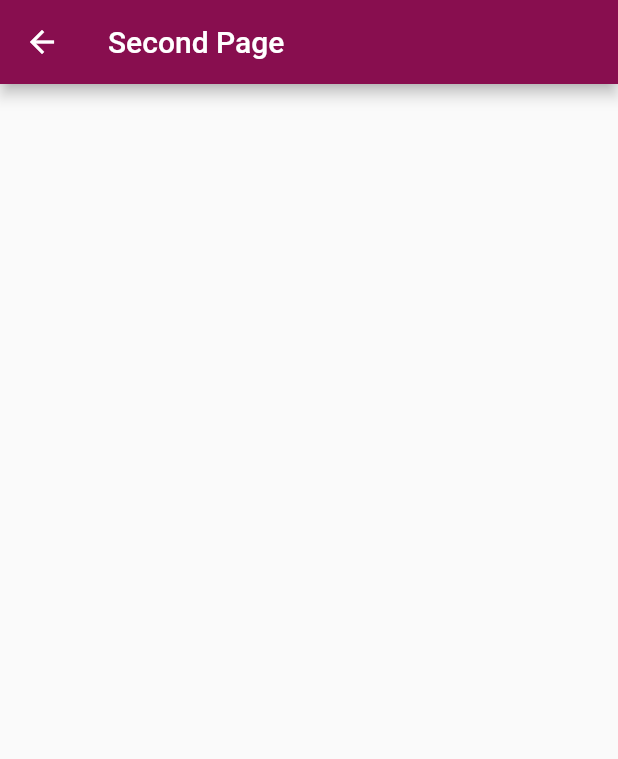
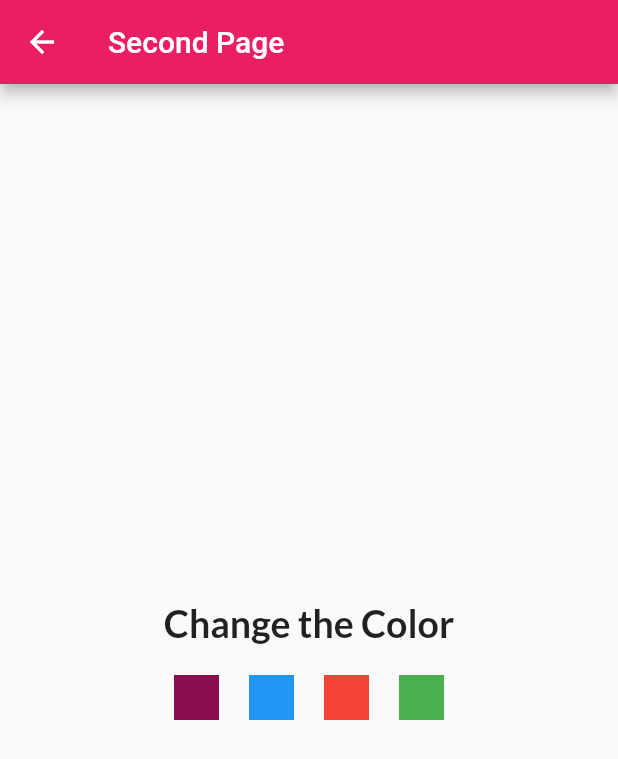
Before and after one commit to ozaenzenzen/latihan-flutter-cubit, a Flutter app: the screen it shows after launch, after a tap on "To Another Page", on a phone screen of 412 x 824 dp. Shown: the top 759 px of the screen. Run offline on Flutter 3.47's test engine with Material 2 defaults, Android fonts, the light colour scheme and no system bars; our stand-ins replace flutter_bloc, get, google_fonts.

Commit message:
update colorbloc

```diff
--- a/lib/cubit/countercubit_cubit.dart
+++ b/lib/cubit/countercubit_cubit.dart
@@ -1,6 +1,7 @@
 // import 'package:bloc/bloc.dart';
 import 'package:meta/meta.dart';
 import 'package:flutter_bloc/flutter_bloc.dart';
+import 'package:flutter/material.dart';
 
 part 'countercubit_state.dart';
 
@@ -25,3 +26,21 @@ class CountercubitCubit extends Cubit<int> {
   void increment() => emit(state + 1);
   void decrement() => emit(state - 1);
 }
+
+enum SelectedColor { c_blue, c_red, c_green, c_pink }
+
+class ColorCubit extends Cubit<ColorSwatch> {
+  ColorCubit() : super(Colors.pink);
+
+  void changeColor(state) {
+    if (state == Colors.pink) {
+      emit(state = Colors.pink);
+    } else if (state == Colors.blue) {
+      emit(state = Colors.blue);
+    } else if (state == Colors.red) {
+      emit(state = Colors.red);
+    } else {
+      emit(state = Colors.green);
+    }
+  }
+}
--- a/lib/main.dart
+++ b/lib/main.dart
@@ -5,9 +5,7 @@ import 'package:flutter_cubit_1/screens/home.dart';
 import 'package:get/get.dart';
 
 void main() {
-  runApp(
-    MyApp(),
-  );
+  runApp(MyApp());
 }
 
 class MyApp extends StatefulWidget {
@@ -18,15 +16,25 @@ class MyApp extends StatefulWidget {
 class _MyAppState extends State<MyApp> {
   @override
   Widget build(BuildContext context) {
-    return GetMaterialApp(
-      home: BlocProvider(
-        create: (context) => CountercubitCubit(),
-        child: Home(),
+    return MultiBlocProvider(
+      providers: [
+        BlocProvider<CountercubitCubit>(
+          create: (context) => CountercubitCubit(),
+        ),
+        BlocProvider<ColorCubit>(
+          create: (context) => ColorCubit(),
+        ),
+      ],
+      child: MaterialApp(
+        home: Home(),
+        title: "FAM Cubit Training",
+        debugShowCheckedModeBanner: false,
+        // defaultTransition: Transition.cupertino,
+        theme: ThemeData(
+            pageTransitionsTheme: PageTransitionsTheme(builders: {
+          TargetPlatform.android: CupertinoPageTransitionsBuilder()
+        })),
       ),
-      // home: Home(),
-      title: "FAM Cubit Training",
-      debugShowCheckedModeBanner: false,
-      // defaultTransition: Transition.cupertino,
     );
   }
 }
--- a/lib/screens/home.dart
+++ b/lib/screens/home.dart
@@ -1,3 +1,4 @@
+import 'package:flutter/cupertino.dart';
 import 'package:flutter/material.dart';
 import 'package:flutter_bloc/flutter_bloc.dart';
 import 'package:flutter_cubit_1/cubit/countercubit_cubit.dart';
@@ -13,10 +14,13 @@ class Home extends StatefulWidget {
 class _HomeState extends State<Home> {
   @override
   Widget build(BuildContext context) {
+    return BlocBuilder<ColorCubit, Color>(
+      builder: (context, color) {
         return Scaffold(
           appBar: AppBar(
             title: Text("FAM Training Cubit 1"),
-        backgroundColor: Colors.pink[900],
+            // backgroundColor: Colors.pink[900],
+            backgroundColor: color,
           ),
           body: Container(
             // alignment: Alignment.center,
@@ -25,7 +29,13 @@ class _HomeState extends State<Home> {
               children: [
                 TextButton(
                   onPressed: () {
-                Get.to(() => SecondPage());
+                    // Get.to(() => SecondPage());
+                    Navigator.push(
+                      context,
+                      CupertinoPageRoute(
+                        builder: (context) => SecondPage(),
+                      ),
+                    );
                   },
                   child: Text("To Another Page"),
                 ),
@@ -48,7 +58,8 @@ class _HomeState extends State<Home> {
                   children: [
                     ElevatedButton(
                       style: ElevatedButton.styleFrom(
-                    primary: Colors.pink[900],
+                        // primary: Colors.pink[900],
+                        primary: color,
                       ),
                       onPressed: () {
                         context.read<CountercubitCubit>().increment();
@@ -72,7 +83,8 @@ class _HomeState extends State<Home> {
                     ),
                     ElevatedButton(
                       style: ElevatedButton.styleFrom(
-                    primary: Colors.pink[900],
+                        // primary: Colors.pink[900],
+                        primary: color,
                       ),
                       onPressed: () {
                         context.read<CountercubitCubit>().decrement();
@@ -97,5 +109,7 @@ class _HomeState extends State<Home> {
             ),
           ),
         );
+      },
+    );
   }
 }
--- a/lib/screens/secondpage.dart
+++ b/lib/screens/secondpage.dart
@@ -1,4 +1,7 @@
 import 'package:flutter/material.dart';
+import 'package:flutter_bloc/flutter_bloc.dart';
+import 'package:flutter_cubit_1/cubit/countercubit_cubit.dart';
+import 'package:google_fonts/google_fonts.dart';
 
 class SecondPage extends StatefulWidget {
   @override
@@ -8,11 +11,80 @@ class SecondPage extends StatefulWidget {
 class _SecondPageState extends State<SecondPage> {
   @override
   Widget build(BuildContext context) {
-    return Scaffold(
-      appBar: AppBar(
-        title: Text("Second Page"),
-        backgroundColor: Colors.pink[900],
-      ),
+    return BlocBuilder<ColorCubit, Color>(
+      builder: (context, color) {
+        return Scaffold(
+            appBar: AppBar(
+              title: Text("Second Page"),
+              backgroundColor: color,
+              // backgroundColor: Colors.pink[900],
+            ),
+            body: Column(
+              mainAxisAlignment: MainAxisAlignment.center,
+              children: [
+                Container(
+                  child: Text(
+                    "Change the Color",
+                    style: GoogleFonts.lato(
+                      fontSize: 25,
+                      fontWeight: FontWeight.bold,
+                    ),
+                  ),
+                ),
+                SizedBox(height: 20),
+                Container(
+                  child: Row(
+                    mainAxisAlignment: MainAxisAlignment.center,
+                    children: [
+                      GestureDetector(
+                        onTap: () {
+                          context.read<ColorCubit>().changeColor(Colors.pink);
+                        },
+                        child: Container(
+                          height: 30,
+                          width: 30,
+                          color: Colors.pink[900],
+                        ),
+                      ),
+                      SizedBox(width: 20),
+                      GestureDetector(
+                        onTap: () {
+                          context.read<ColorCubit>().changeColor(Colors.blue);
+                        },
+                        child: Container(
+                          height: 30,
+                          width: 30,
+                          color: Colors.blue,
+                        ),
+                      ),
+                      SizedBox(width: 20),
+                      GestureDetector(
+                        onTap: () {
+                          context.read<ColorCubit>().changeColor(Colors.red);
+                        },
+                        child: Container(
+                          height: 30,
+                          width: 30,
+                          color: Colors.red,
+                        ),
+                      ),
+                      SizedBox(width: 20),
+                      GestureDetector(
+                        onTap: () {
+                          context.read<ColorCubit>().changeColor(Colors.green);
+                        },
+                        child: Container(
+                          height: 30,
+                          width: 30,
+                          color: Colors.green,
+                        ),
+                      ),
+                    ],
+                  ),
+                ),
+              ],
+            ));
+      },
     );
   }
 }
```
Lines whose indentation alone changed are shown as unchanged.
